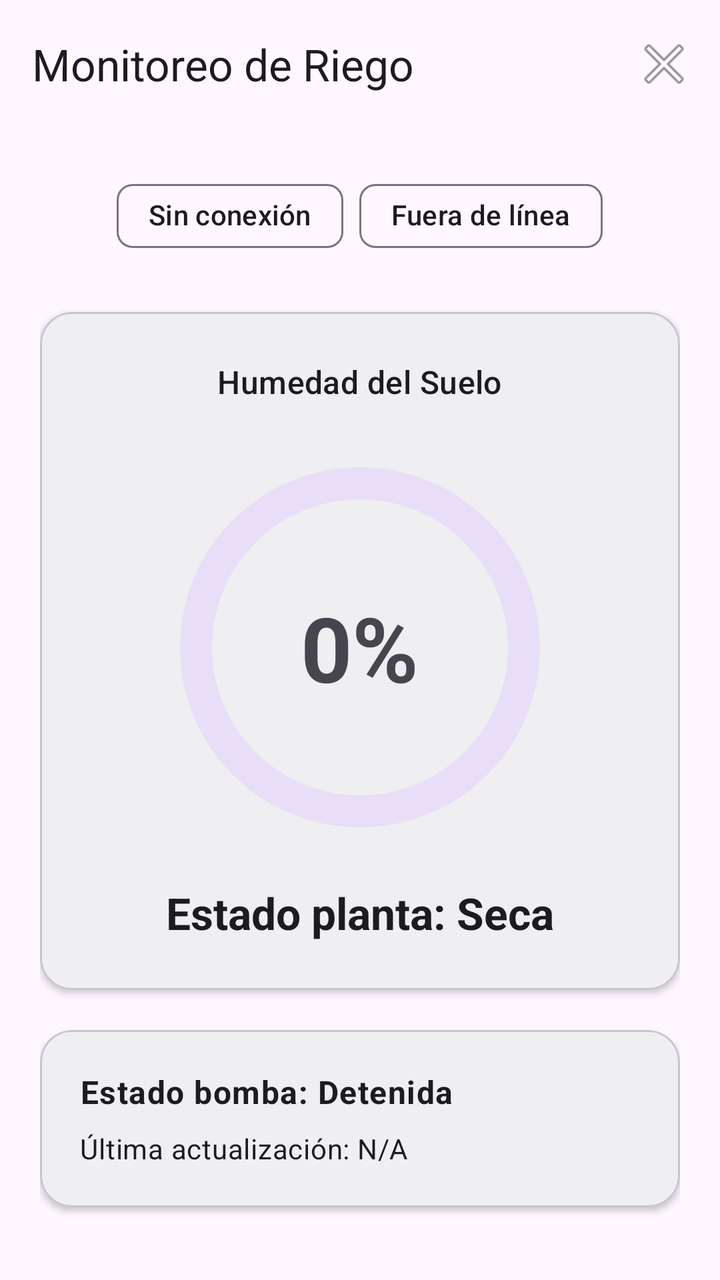
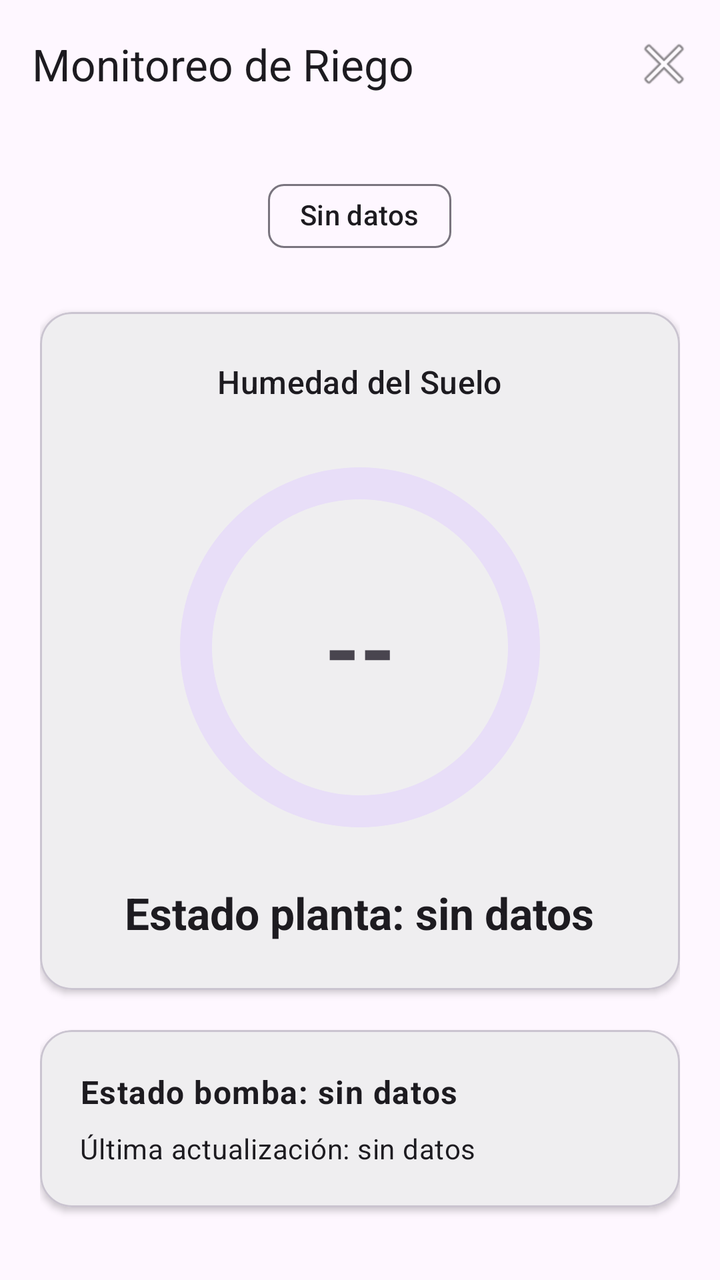

Compare the two renders of this Android layout. The source of the first and the diff that turns it into the second are given below.
<!-- AndroidManifest.xml: application theme Theme.Estacion_Riego -->
<!-- res/layout/activity_monitoreo.xml -->
<?xml version="1.0" encoding="utf-8"?>

<androidx.coordinatorlayout.widget.CoordinatorLayout xmlns:android="http://schemas.android.com/apk/res/android"
    xmlns:app="http://schemas.android.com/apk/res-auto"
    xmlns:tools="http://schemas.android.com/tools"
    android:layout_width="match_parent"
    android:layout_height="match_parent">

    <com.google.android.material.appbar.AppBarLayout
        android:layout_width="match_parent"
        android:layout_height="wrap_content">

        <com.google.android.material.appbar.MaterialToolbar
            android:id="@+id/toolbarMonitoreo"
            android:layout_width="match_parent"
            android:layout_height="?attr/actionBarSize"
            app:title="@string/monitoring_title"
            app:menu="@menu/menu_monitoreo" />

    </com.google.android.material.appbar.AppBarLayout>

    <androidx.core.widget.NestedScrollView
        android:layout_width="match_parent"
        android:layout_height="match_parent"
        app:layout_behavior="@string/appbar_scrolling_view_behavior">

        <LinearLayout
            android:layout_width="match_parent"
            android:layout_height="wrap_content"
            android:orientation="vertical"
            android:padding="20dp"
            android:gravity="center_horizontal">

            
            <LinearLayout
                android:layout_width="wrap_content"
                android:layout_height="wrap_content"
                android:orientation="horizontal"
                android:layout_marginBottom="24dp">

                <com.google.android.material.chip.Chip
                    android:id="@+id/chipConnection"
                    style="@style/Widget.Material3.Chip.Assist"
                    android:layout_width="wrap_content"
                    android:layout_height="wrap_content"
                    android:layout_marginEnd="8dp"
                    android:text="@string/conn_none" />

                <com.google.android.material.chip.Chip
                    android:id="@+id/chipDeviceStatus"
                    style="@style/Widget.Material3.Chip.Assist"
                    android:layout_width="wrap_content"
                    android:layout_height="wrap_content"
                    android:text="@string/device_offline" />
            </LinearLayout>

            
            <com.google.android.material.card.MaterialCardView
                android:layout_width="match_parent"
                android:layout_height="wrap_content"
                app:cardCornerRadius="16dp"
                app:cardElevation="2dp"
                android:layout_marginBottom="20dp">

                <LinearLayout
                    android:layout_width="match_parent"
                    android:layout_height="wrap_content"
                    android:orientation="vertical"
                    android:gravity="center"
                    android:padding="24dp">

                    <TextView
                        android:layout_width="wrap_content"
                        android:layout_height="wrap_content"
                        android:text="@string/humidity_title"
                        android:textAppearance="?attr/textAppearanceTitleMedium"
                        android:layout_marginBottom="16dp" />

                    <FrameLayout
                        android:layout_width="wrap_content"
                        android:layout_height="wrap_content"
                        android:layout_margin="12dp">

                        <com.google.android.material.progressindicator.CircularProgressIndicator
                            android:id="@+id/progressHumidity"
                            android:layout_width="wrap_content"
                            android:layout_height="wrap_content"
                            android:indeterminate="false"
                            android:max="100"
                            android:progress="0"
                            app:indicatorSize="180dp"
                            app:trackThickness="16dp"
                            app:trackCornerRadius="8dp" />

                        <TextView
                            android:id="@+id/tvHumidityValue"
                            android:layout_width="wrap_content"
                            android:layout_height="wrap_content"
                            android:layout_gravity="center"
                            android:text="0%"
                            android:textAppearance="?attr/textAppearanceDisplayMedium"
                            android:textStyle="bold" />
                    </FrameLayout>

                    <TextView
                        android:id="@+id/tvPlantStatus"
                        android:layout_width="wrap_content"
                        android:layout_height="wrap_content"
                        android:layout_marginTop="12dp"
                        android:text="@string/plant_status_placeholder"
                        android:textAppearance="?attr/textAppearanceTitleLarge"
                        android:textStyle="bold" />

                </LinearLayout>

            </com.google.android.material.card.MaterialCardView>

            
            <com.google.android.material.card.MaterialCardView
                android:layout_width="match_parent"
                android:layout_height="wrap_content"
                app:cardCornerRadius="16dp"
                app:cardElevation="2dp"
                android:layout_marginBottom="20dp">

                <LinearLayout
                    android:layout_width="match_parent"
                    android:layout_height="wrap_content"
                    android:orientation="vertical"
                    android:padding="20dp">

                    <TextView
                        android:id="@+id/tvPumpStatus"
                        android:layout_width="wrap_content"
                        android:layout_height="wrap_content"
                        android:text="@string/pump_status_placeholder"
                        android:textAppearance="?attr/textAppearanceBodyLarge"
                        android:textStyle="bold" />

                    <TextView
                        android:id="@+id/tvLastUpdate"
                        android:layout_width="wrap_content"
                        android:layout_height="wrap_content"
                        android:layout_marginTop="8dp"
                        android:text="@string/last_update_never"
                        android:textAppearance="?attr/textAppearanceBodyMedium" />

                </LinearLayout>
            </com.google.android.material.card.MaterialCardView>

            
            <com.google.android.material.button.MaterialButton
                android:id="@+id/btnGoToActivador"
                android:layout_width="match_parent"
                android:layout_height="56dp"
                android:text="@string/btn_activador"
                android:visibility="gone"
                tools:visibility="visible" />

        </LinearLayout>
    </androidx.core.widget.NestedScrollView>

</androidx.coordinatorlayout.widget.CoordinatorLayout>
<!-- resources referenced by this layout -->
<resources>
  <string name="btn_activador">Configuración y Control</string>
  <string name="conn_none">Sin conexión</string>
  <string name="device_offline">Fuera de línea</string>
  <string name="humidity_title">Humedad del Suelo</string>
  <string name="last_update_never">Última actualización: N/A</string>
  <string name="monitoring_title">Monitoreo de Riego</string>
  <string name="plant_status_placeholder">Estado planta: Seca</string>
  <string name="pump_status_placeholder">Estado bomba: Detenida</string>
  <style name="Theme.Estacion_Riego" parent="Base.Theme.Estacion_Riego" />
  <style name="Base.Theme.Estacion_Riego" parent="Theme.Material3.DayNight.NoActionBar">
          
          <item name="colorPrimary">@color/green_primary</item>
          <item name="colorOnPrimary">@color/white</item>
          <item name="colorPrimaryContainer">#C8E6C9</item>
          <item name="colorOnPrimaryContainer">#002105</item>
      </style>
  <color name="green_primary">#2E7D32</color>
  <color name="white">#FFFFFFFF</color>
</resources>

<!-- the commit's change to res/layout/activity_monitoreo.xml (unified diff, before → after) -->
@@ -44,14 +44,15 @@
                     android:layout_width="wrap_content"
                     android:layout_height="wrap_content"
                     android:layout_marginEnd="8dp"
-                    android:text="@string/conn_none" />
+                    android:text="@string/conn_none"
+                    android:visibility="gone" />
 
                 <com.google.android.material.chip.Chip
                     android:id="@+id/chipDeviceStatus"
                     style="@style/Widget.Material3.Chip.Assist"
                     android:layout_width="wrap_content"
                     android:layout_height="wrap_content"
-                    android:text="@string/device_offline" />
+                    android:text="@string/sin_datos" />
             </LinearLayout>
 
             
@@ -97,7 +98,7 @@
                             android:layout_width="wrap_content"
                             android:layout_height="wrap_content"
                             android:layout_gravity="center"
-                            android:text="0%"
+                            android:text="@string/humedad_sin_datos"
                             android:textAppearance="?attr/textAppearanceDisplayMedium"
                             android:textStyle="bold" />
                     </FrameLayout>
@@ -157,6 +158,29 @@
                 android:visibility="gone"
                 tools:visibility="visible" />
 
+            <TextView
+                android:layout_width="match_parent"
+                android:layout_height="wrap_content"
+                android:layout_marginTop="24dp"
+                android:text="@string/solicitudes_label"
+                android:textAppearance="?attr/textAppearanceTitleMedium"
+                android:textStyle="bold" />
+
+            <TextView
+                android:id="@+id/tvSinSolicitudes"
+                android:layout_width="match_parent"
+                android:layout_height="wrap_content"
+                android:layout_marginTop="8dp"
+                android:text="@string/solicitudes_vacio"
+                android:textAppearance="?attr/textAppearanceBodyMedium" />
+
+            <androidx.recyclerview.widget.RecyclerView
+                android:id="@+id/rvSolicitudes"
+                android:layout_width="match_parent"
+                android:layout_height="wrap_content"
+                android:layout_marginTop="8dp"
+                android:nestedScrollingEnabled="false" />
+
         </LinearLayout>
     </androidx.core.widget.NestedScrollView>
 
<!-- resource entries referenced after the edit -->
@@ -2,12 +2,15 @@
 <resources>
   <string name="btn_activador">Configuración y Control</string>
   <string name="conn_none">Sin conexión</string>
-  <string name="device_offline">Fuera de línea</string>
+  <string name="humedad_sin_datos">--</string>
   <string name="humidity_title">Humedad del Suelo</string>
-  <string name="last_update_never">Última actualización: N/A</string>
+  <string name="last_update_never">Última actualización: sin datos</string>
   <string name="monitoring_title">Monitoreo de Riego</string>
-  <string name="plant_status_placeholder">Estado planta: Seca</string>
-  <string name="pump_status_placeholder">Estado bomba: Detenida</string>
+  <string name="plant_status_placeholder">Estado planta: sin datos</string>
+  <string name="pump_status_placeholder">Estado bomba: sin datos</string>
+  <string name="sin_datos">Sin datos</string>
+  <string name="solicitudes_label">Solicitudes de usuarios</string>
+  <string name="solicitudes_vacio">Aún no hay solicitudes</string>
   <style name="Theme.Estacion_Riego" parent="Base.Theme.Estacion_Riego" />
   <style name="Base.Theme.Estacion_Riego" parent="Theme.Material3.DayNight.NoActionBar">
           
